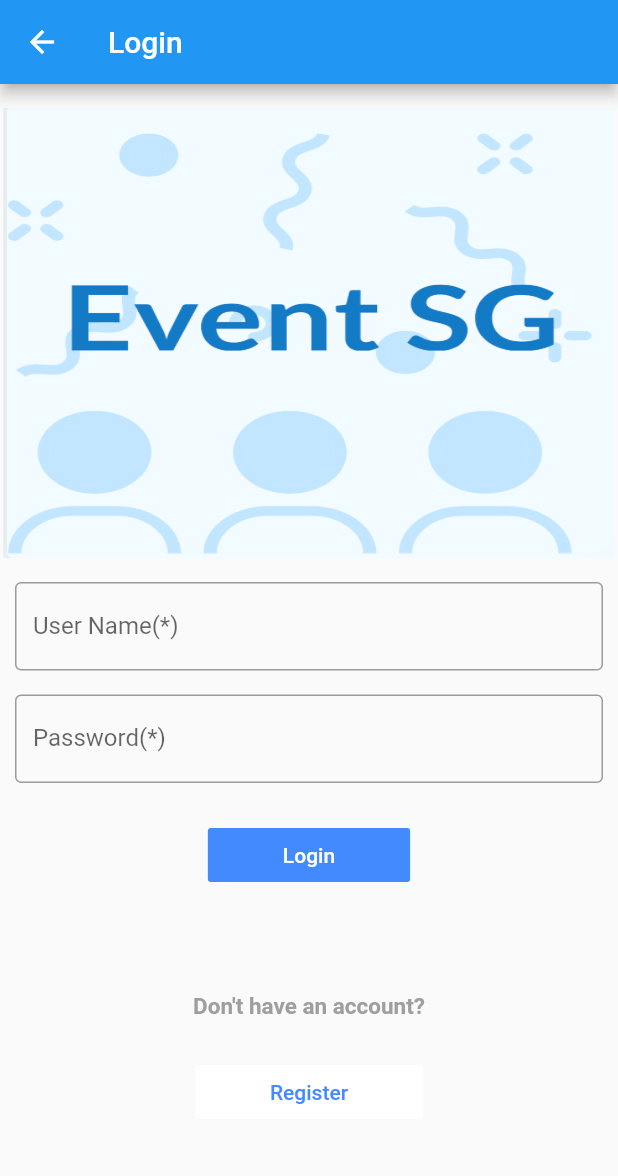
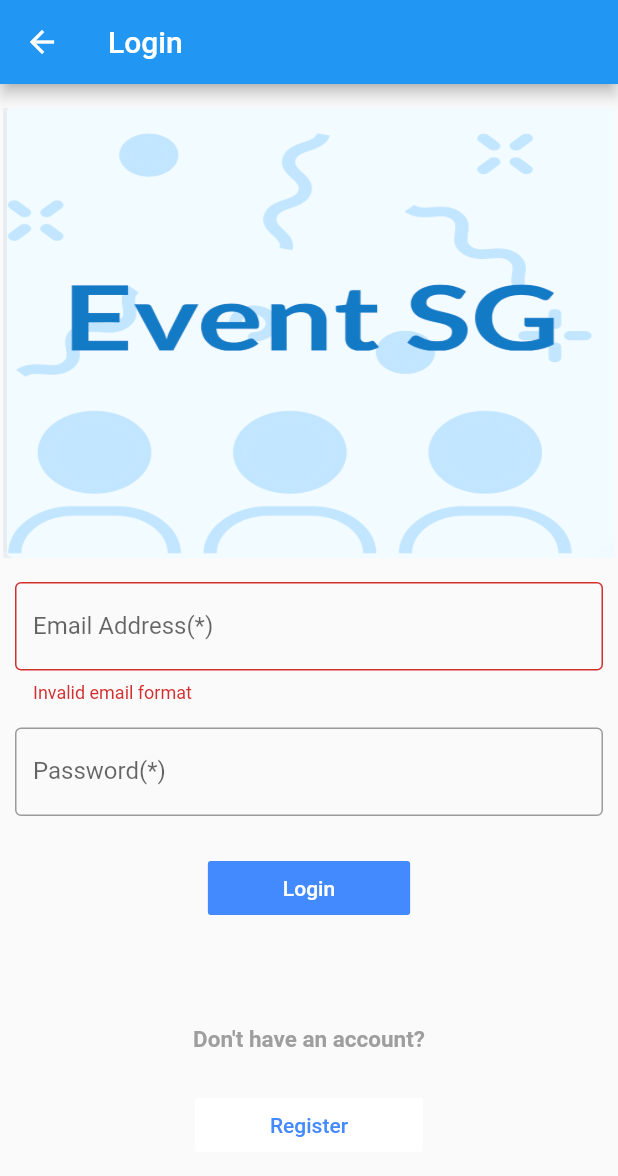
Before and after one commit to DouMaokang/EventSG, a Flutter app: the screen it shows after launch, item 4 of the bottom bar chosen, after a tap on "Add account", on a phone screen of 412 x 824 dp. Shown: the top 1176 px of the screen. Run offline on Flutter 3.47's test engine with Material 2 defaults, Android fonts, the phone set to English and light mode, and no system bars; our stand-ins replace bloc, datetime_picker_formfield, email_validator, equatable, expandable, flutter_bloc and 2 more; missing offline and left inert: frideos; network calls fail.

Commit message:
pls work pls pls pls

```diff
--- a/event_sg/lib/api_clients/user_api_client.dart
+++ b/event_sg/lib/api_clients/user_api_client.dart
@@ -34,4 +34,5 @@ class UserApiClient {
   }
 
 
+
 }
--- a/event_sg/lib/main.dart
+++ b/event_sg/lib/main.dart
@@ -6,6 +6,7 @@ import 'package:event_sg/repositories/event_repository.dart';
 import 'package:flutter/material.dart';
 import 'package:flutter_bloc/flutter_bloc.dart';
 import 'package:http/http.dart' as http;
+
 
 import 'blocs/blocs.dart';
 import 'presentation/pages/pages.dart';
--- a/event_sg/lib/presentation/pages/account.dart
+++ b/event_sg/lib/presentation/pages/account.dart
@@ -91,6 +91,7 @@ class _UserAccountState extends State<UserAccount> {
                             MaterialPageRoute(builder: (context) => UserInfo()));
                       },
                     ),
+                    /*
                     Divider(height: 0, indent: 16, endIndent: 16,),
                     ListTile(
                       leading: Icon(Icons.create),
@@ -124,6 +125,7 @@ class _UserAccountState extends State<UserAccount> {
                            MaterialPageRoute(builder: (context) => EventsSaved()));
                       },
                     ),
+                    */
                     Divider(height: 0, indent: 16, endIndent: 16,),
                     ListTile(
                       leading: Icon(Icons.place),
--- a/event_sg/lib/presentation/sub_pages/events_created.dart
+++ b/event_sg/lib/presentation/sub_pages/events_created.dart
@@ -1,3 +1,5 @@
+/*
+
 import 'package:event_sg/api_clients/event_api_client.dart';
 import 'package:event_sg/blocs/blocs.dart';
 import 'package:event_sg/models/models.dart';
@@ -98,3 +100,4 @@ class _EventsCreatedState extends State<EventsCreated> {
     );
   }
 }
+*/
--- a/event_sg/lib/presentation/sub_pages/events_registered.dart
+++ b/event_sg/lib/presentation/sub_pages/events_registered.dart
@@ -1,3 +1,5 @@
+/*
+
 import 'package:event_sg/api_clients/api_clients.dart';
 import 'package:event_sg/api_clients/event_api_client.dart';
 import 'package:event_sg/blocs/blocs.dart';
@@ -114,3 +116,5 @@ class _EventsRegisteredState extends State<EventsRegistered> {
 
 
 }
+
+ */
--- a/event_sg/lib/presentation/sub_pages/events_saved.dart
+++ b/event_sg/lib/presentation/sub_pages/events_saved.dart
@@ -1,3 +1,5 @@
+
+/*
 import 'package:event_sg/api_clients/event_api_client.dart';
 import 'package:event_sg/blocs/blocs.dart';
 import 'package:event_sg/models/models.dart';
@@ -69,7 +71,7 @@ class _EventsSavedState extends State<EventsSaved> {
             builder: (context, state) {
               if (state is EventListEmpty) {
                 BlocProvider.of<EventListBloc>(context)
-                    .add(GetSavedEvents(userId));
+                   // .add(GetSavedEvents(userId));
                 return Text("Empty");
               } else if (state is EventListLoading) {
                 return Center(child: CircularProgressIndicator());
@@ -104,3 +106,4 @@ class _EventsSavedState extends State<EventsSaved> {
 
 
 }
+*/
--- a/event_sg/lib/presentation/sub_pages/user_login.dart
+++ b/event_sg/lib/presentation/sub_pages/user_login.dart
@@ -1,8 +1,15 @@
+
+import 'package:event_sg/presentation/pages/home.dart';
 import 'package:event_sg/presentation/sub_pages/sub_pages.dart';
 import 'package:flutter/material.dart';
 
 import '../sub_pages/events_created.dart';
 import '../sub_pages/events_saved.dart';
+
+
+
+
+
 
 /// This is the stateful widget that the main application instantiates.
 ///
@@ -20,9 +27,19 @@ class UserLogin extends StatefulWidget {
 
 class _UserLoginState extends State<UserLogin> {
 
+  void _toggle() {
+    setState(() {
+      _obscureText = !_obscureText;
+    });
+  }
+  final GlobalKey<FormState> _formKey=GlobalKey<FormState>();
+  bool click=false;
   @override
   Widget build(BuildContext context) {
-
+    final emailController=TextEditingController();
+    final passwordController=TextEditingController();
+    String _password;
+    String _email;
 
     return Scaffold(
       appBar: AppBar(
@@ -38,6 +55,9 @@ class _UserLoginState extends State<UserLogin> {
 
       body: SingleChildScrollView(
         child: Center(
+          child: Form(
+            key:_formKey,
+            autovalidate: true,
           child: Column(
             children: <Widget>[
 
@@ -53,12 +73,25 @@ class _UserLoginState extends State<UserLogin> {
               ),
 
               SizedBox(height: 16,),
+
+
+
+
               new Container(
                 margin: const EdgeInsets.only(right: 10, left: 10),
                 child: TextFormField(
+                  controller: emailController,
+                  onSaved: (value)=> _email =value,
+                  keyboardType: TextInputType.emailAddress,
+                  validator: (value) {
+                    Pattern pattern = r"^[a-zA-Z0-9.a-zA-Z0-9.!#$%&'*+-/=?^_`{|}~]+@[a-zA-Z0-9]+\.[a-zA-Z]+";
+                    RegExp regex = new RegExp(pattern);
+                    if (!regex.hasMatch(value)) return 'Invalid email format';
+                    else return null;
+                  },
                   decoration: InputDecoration(
                       border: OutlineInputBorder(),
-                      labelText: 'User Name(*)'
+                      labelText: 'Email Address(*)'
                   ),
 
                 ),
@@ -66,9 +99,18 @@ class _UserLoginState extends State<UserLogin> {
 
               ),
               SizedBox(height: 16,),
+
+
               new Container(
                 margin: const EdgeInsets.only(right: 10, left: 10),
                 child: TextFormField(
+                  controller:passwordController,
+                  validator:(value) {
+                    if (!click || Login().login(email:emailController.text,password:value)) return null;
+                    else return 'Invalid email or password';
+                  },
+                  onSaved: (value) => _password = value,
+                  obscureText: true,
                   decoration: InputDecoration(
                       border: OutlineInputBorder(),
                       labelText: 'Password(*)'
@@ -78,6 +120,7 @@ class _UserLoginState extends State<UserLogin> {
 
 
               ),
+
 
               SizedBox(height: 16,),
               ButtonBar(
@@ -91,7 +134,16 @@ class _UserLoginState extends State<UserLogin> {
                           color: Colors.white,
                         ),
                       ),
-                      onPressed: () {},
+                      onPressed: () {
+                        click=true;
+                        if (_formKey.currentState.validate()) {
+                          Navigator.push(
+                              context,
+                              MaterialPageRoute(
+                                  builder: (context) => Homepage()));
+                        }
+
+                      },
                       color: Colors.blueAccent,
 
                     ),
@@ -134,7 +186,9 @@ class _UserLoginState extends State<UserLogin> {
                           color: Colors.blueAccent,
                         ),
                       ),
-                      onPressed: () {},
+                      onPressed: () {
+
+                      },
                       color: Colors.white,
 
                     ),
@@ -152,7 +206,7 @@ class _UserLoginState extends State<UserLogin> {
                   ],
                 ),
               ),
-
+            ),
           ),
         );
 
--- a/event_sg/lib/repositories/user_repository.dart
+++ b/event_sg/lib/repositories/user_repository.dart
@@ -14,4 +14,5 @@ class UserRepository {
 
 
 
+
 }
--- a/event_sg/pubspec.yaml
+++ b/event_sg/pubspec.yaml
@@ -39,6 +39,7 @@ dependencies:
   bloc: ^3.0.0
   frideos: ^1.0.0+1
 
+
 dev_dependencies:
   flutter_test:
     sdk: flutter
@@ -51,6 +52,7 @@ dev_dependencies:
 flutter:
   assets:
     - assets/image/event_sg_icon.png
+    - assets/image/google_logo.png
 
 
   # The following line ensures that the Material Icons font is
```
Also changed, not shown: event_sg/lib/presentation/sub_pages/personal_info_display.dart (+238 -0 lines), event_sg/assets/image/google_logo.png (added), event_sg/pubspec.lock, 6 other files.
